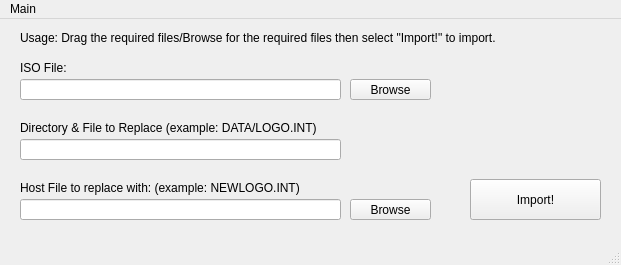
Old version of the form guisrc/window.ui in the repository CryptoCANINE/isomod-GUI.
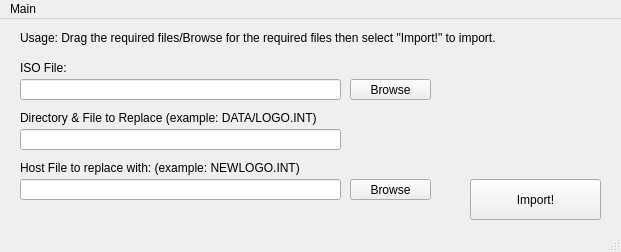
New version of the form.

Patch:
```diff
--- a/guisrc/window.ui
+++ b/guisrc/window.ui
@@ -7,19 +7,19 @@
     <x>0</x>
     <y>0</y>
     <width>621</width>
-    <height>265</height>
+    <height>252</height>
    </rect>
   </property>
   <property name="minimumSize">
    <size>
     <width>621</width>
-    <height>265</height>
+    <height>252</height>
    </size>
   </property>
   <property name="maximumSize">
    <size>
     <width>621</width>
-    <height>265</height>
+    <height>252</height>
    </size>
   </property>
   <property name="windowTitle">
@@ -43,7 +43,7 @@
     <property name="geometry">
      <rect>
       <x>350</x>
-      <y>180</y>
+      <y>160</y>
       <width>81</width>
       <height>21</height>
      </rect>
@@ -82,7 +82,7 @@
     <property name="geometry">
      <rect>
       <x>20</x>
-      <y>120</y>
+      <y>110</y>
       <width>321</width>
       <height>21</height>
      </rect>
@@ -95,7 +95,7 @@
     <property name="geometry">
      <rect>
       <x>20</x>
-      <y>180</y>
+      <y>160</y>
       <width>321</width>
       <height>21</height>
      </rect>
@@ -134,7 +134,7 @@
     <property name="geometry">
      <rect>
       <x>20</x>
-      <y>100</y>
+      <y>90</y>
       <width>331</width>
       <height>18</height>
      </rect>
@@ -147,7 +147,7 @@
     <property name="geometry">
      <rect>
       <x>20</x>
-      <y>160</y>
+      <y>140</y>
       <width>331</width>
       <height>18</height>
      </rect>
```
Left out of the diff: 25 changed lines with no effect on the pictures.
